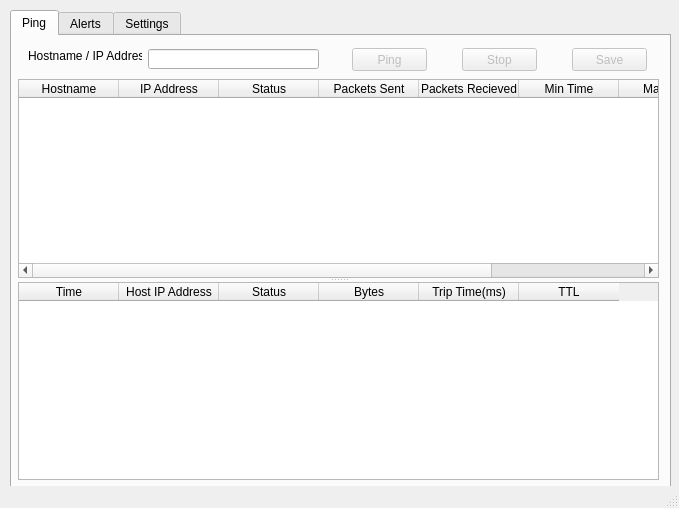
Old version of the form ping/pingmainwindow.ui in the repository shashi28/nuts.
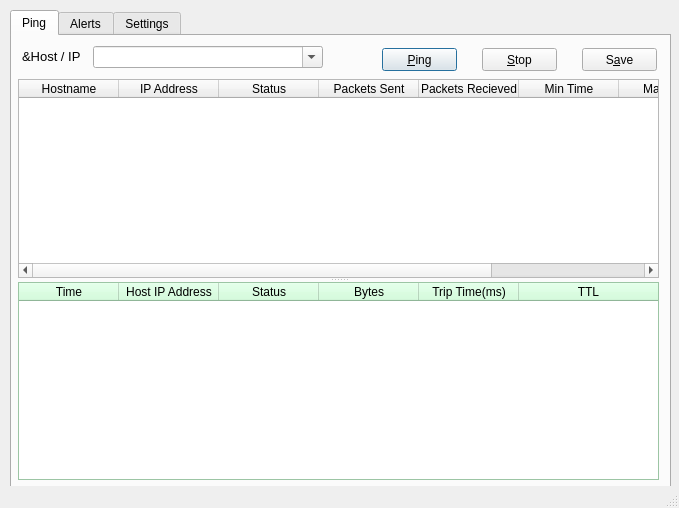
New version of the form.

```diff
--- a/ping/pingmainwindow.ui
+++ b/ping/pingmainwindow.ui
@@ -10,6 +10,12 @@
     <height>508</height>
    </rect>
   </property>
+  <property name="minimumSize">
+   <size>
+    <width>679</width>
+    <height>508</height>
+   </size>
+  </property>
   <property name="maximumSize">
    <size>
     <width>679</width>
@@ -41,6 +47,12 @@
     <property name="currentIndex">
      <number>0</number>
     </property>
+    <property name="usesScrollButtons">
+     <bool>true</bool>
+    </property>
+    <property name="documentMode">
+     <bool>false</bool>
+    </property>
     <widget class="QWidget" name="ping">
      <attribute name="title">
       <string>Ping</string>
@@ -48,75 +60,76 @@
      <widget class="QLabel" name="hostLabel">
       <property name="geometry">
        <rect>
-        <x>16</x>
-        <y>12</y>
-        <width>114</width>
-        <height>16</height>
+        <x>10</x>
+        <y>10</y>
+        <width>61</width>
+        <height>21</height>
        </rect>
       </property>
+      <property name="font">
+       <font>
+        <pointsize>10</pointsize>
+       </font>
+      </property>
       <property name="text">
-       <string>Hostname / IP Address:</string>
-      </property>
-      <property name="buddy">
-       <cstring>hostLineEdit</cstring>
+       <string>&amp;Host / IP :</string>
       </property>
      </widget>
      <widget class="QPushButton" name="pingBtn">
       <property name="enabled">
-       <bool>false</bool>
+       <bool>true</bool>
       </property>
       <property name="geometry">
        <rect>
-        <x>340</x>
+        <x>370</x>
         <y>12</y>
         <width>75</width>
         <height>23</height>
        </rect>
       </property>
       <property name="text">
-       <string>Ping</string>
+       <string>&amp;Ping</string>
       </property>
-     </widget>
-     <widget class="QLineEdit" name="hostLineEdit">
-      <property name="geometry">
-       <rect>
-        <x>136</x>
-        <y>13</y>
-        <width>171</width>
-        <height>20</height>
-       </rect>
+      <property name="autoDefault">
+       <bool>false</bool>
+      </property>
+      <property name="default">
+       <bool>true</bool>
+      </property>
+      <property name="flat">
+       <bool>false</bool>
       </property>
      </widget>
      <widget class="QPushButton" name="stopBtn">
       <property name="enabled">
-       <bool>false</bool>
+       <bool>true</bool>
       </property>
       <property name="geometry">
        <rect>
-        <x>450</x>
+        <x>470</x>
         <y>12</y>
         <width>75</width>
         <height>23</height>
        </rect>
       </property>
       <property name="text">
-       <string>Stop</string>
+       <string>&amp;Stop</string>
       </property>
      </widget>
      <widget class="QPushButton" name="saveBtn">
       <property name="enabled">
-       <bool>false</bool>
+       <bool>true</bool>
       </property>
       <property name="geometry">
        <rect>
-        <x>560</x>
+        <x>570</x>
         <y>12</y>
         <width>75</width>
         <height>23</height>
        </rect>
       </property>
       <property name="text">
-       <string>Save</string>
+       <string>S&amp;ave</string>
       </property>
      </widget>
      <widget class="QSplitter" name="splitter">
@@ -189,6 +202,460 @@
        </column>
       </widget>
       <widget class="QTableWidget" name="runTable">
+       <property name="palette">
+        <palette>
+         <active>
+          <colorrole role="WindowText">
+           <brush brushstyle="SolidPattern">
+            <color alpha="255">
+             <red>0</red>
+             <green>0</green>
+             <blue>0</blue>
+            </color>
+           </brush>
+          </colorrole>
+          <colorrole role="Button">
+           <brush brushstyle="SolidPattern">
+            <color alpha="255">
+             <red>202</red>
+             <green>255</green>
+             <blue>213</blue>
+            </color>
+           </brush>
+          </colorrole>
+          <colorrole role="Light">
+           <brush brushstyle="SolidPattern">
+            <color alpha="255">
+             <red>255</red>
+             <green>255</green>
+             <blue>255</blue>
+            </color>
+           </brush>
+          </colorrole>
+          <colorrole role="Midlight">
+           <brush brushstyle="SolidPattern">
+            <color alpha="255">
+             <red>228</red>
+             <green>255</green>
+             <blue>234</blue>
+            </color>
+           </brush>
+          </colorrole>
+          <colorrole role="Dark">
+           <brush brushstyle="SolidPattern">
+            <color alpha="255">
+             <red>101</red>
+             <green>127</green>
+             <blue>106</blue>
+            </color>
+           </brush>
+          </colorrole>
+          <colorrole role="Mid">
+           <brush brushstyle="SolidPattern">
+            <color alpha="255">
+             <red>135</red>
+             <green>170</green>
+             <blue>142</blue>
+            </color>
+           </brush>
+          </colorrole>
+          <colorrole role="Text">
+           <brush brushstyle="SolidPattern">
+            <color alpha="255">
+             <red>0</red>
+             <green>0</green>
+             <blue>0</blue>
+            </color>
+           </brush>
+          </colorrole>
+          <colorrole role="BrightText">
+           <brush brushstyle="SolidPattern">
+            <color alpha="255">
+             <red>255</red>
+             <green>255</green>
+             <blue>255</blue>
+            </color>
+           </brush>
+          </colorrole>
+          <colorrole role="ButtonText">
+           <brush brushstyle="SolidPattern">
+            <color alpha="255">
+             <red>0</red>
+             <green>0</green>
+             <blue>0</blue>
+            </color>
+           </brush>
+          </colorrole>
+          <colorrole role="Base">
+           <brush brushstyle="SolidPattern">
+            <color alpha="255">
+             <red>255</red>
+             <green>255</green>
+             <blue>255</blue>
+            </color>
+           </brush>
+          </colorrole>
+          <colorrole role="Window">
+           <brush brushstyle="SolidPattern">
+            <color alpha="255">
+             <red>202</red>
+             <green>255</green>
+             <blue>213</blue>
+            </color>
+           </brush>
+          </colorrole>
+          <colorrole role="Shadow">
+           <brush brushstyle="SolidPattern">
+            <color alpha="255">
+             <red>0</red>
+             <green>0</green>
+             <blue>0</blue>
+            </color>
+           </brush>
+          </colorrole>
+          <colorrole role="AlternateBase">
+           <brush brushstyle="SolidPattern">
+            <color alpha="255">
+             <red>228</red>
+             <green>255</green>
+             <blue>234</blue>
+            </color>
+           </brush>
+          </colorrole>
+          <colorrole role="ToolTipBase">
+           <brush brushstyle="SolidPattern">
+            <color alpha="255">
+             <red>255</red>
+             <green>255</green>
+             <blue>220</blue>
+            </color>
+           </brush>
+          </colorrole>
+          <colorrole role="ToolTipText">
+           <brush brushstyle="SolidPattern">
+            <color alpha="255">
+             <red>0</red>
+             <green>0</green>
+             <blue>0</blue>
+            </color>
+           </brush>
+          </colorrole>
+         </active>
+         <inactive>
+          <colorrole role="WindowText">
+           <brush brushstyle="SolidPattern">
+            <color alpha="255">
+             <red>0</red>
+             <green>0</green>
+             <blue>0</blue>
+            </color>
+           </brush>
+          </colorrole>
+          <colorrole role="Button">
+           <brush brushstyle="SolidPattern">
+            <color alpha="255">
+             <red>202</red>
+             <green>255</green>
+             <blue>213</blue>
+            </color>
+           </brush>
+          </colorrole>
+          <colorrole role="Light">
+           <brush brushstyle="SolidPattern">
+            <color alpha="255">
+             <red>255</red>
+             <green>255</green>
+             <blue>255</blue>
+            </color>
+           </brush>
+          </colorrole>
+          <colorrole role="Midlight">
+           <brush brushstyle="SolidPattern">
+            <color alpha="255">
+             <red>228</red>
+             <green>255</green>
+             <blue>234</blue>
+            </color>
+           </brush>
+          </colorrole>
+          <colorrole role="Dark">
+           <brush brushstyle="SolidPattern">
+            <color alpha="255">
+             <red>101</red>
+             <green>127</green>
+             <blue>106</blue>
+            </color>
+           </brush>
+          </colorrole>
+          <colorrole role="Mid">
+           <brush brushstyle="SolidPattern">
+            <color alpha="255">
+             <red>135</red>
+             <green>170</green>
+             <blue>142</blue>
+            </color>
+           </brush>
+          </colorrole>
+          <colorrole role="Text">
+           <brush brushstyle="SolidPattern">
+            <color alpha="255">
+             <red>0</red>
+             <green>0</green>
+             <blue>0</blue>
+            </color>
+           </brush>
+          </colorrole>
+          <colorrole role="BrightText">
+           <brush brushstyle="SolidPattern">
+            <color alpha="255">
+             <red>255</red>
+             <green>255</green>
+             <blue>255</blue>
+            </color>
+           </brush>
+          </colorrole>
+          <colorrole role="ButtonText">
+           <brush brushstyle="SolidPattern">
+            <color alpha="255">
+             <red>0</red>
+             <green>0</green>
+             <blue>0</blue>
+            </color>
+           </brush>
+          </colorrole>
+          <colorrole role="Base">
+           <brush brushstyle="SolidPattern">
+            <color alpha="255">
+             <red>255</red>
+             <green>255</green>
+             <blue>255</blue>
+            </color>
+           </brush>
+          </colorrole>
+          <colorrole role="Window">
+           <brush brushstyle="SolidPattern">
+            <color alpha="255">
+             <red>202</red>
+             <green>255</green>
+             <blue>213</blue>
+            </color>
+           </brush>
+          </colorrole>
+          <colorrole role="Shadow">
+           <brush brushstyle="SolidPattern">
+            <color alpha="255">
+             <red>0</red>
+             <green>0</green>
+             <blue>0</blue>
+            </color>
+           </brush>
+          </colorrole>
+          <colorrole role="AlternateBase">
+           <brush brushstyle="SolidPattern">
+            <color alpha="255">
+             <red>228</red>
+             <green>255</green>
+             <blue>234</blue>
+            </color>
+           </brush>
+          </colorrole>
+          <colorrole role="ToolTipBase">
+           <brush brushstyle="SolidPattern">
+            <color alpha="255">
+             <red>255</red>
+             <green>255</green>
+             <blue>220</blue>
+            </color>
+           </brush>
+          </colorrole>
+          <colorrole role="ToolTipText">
+           <brush brushstyle="SolidPattern">
+            <color alpha="255">
+             <red>0</red>
+             <green>0</green>
+             <blue>0</blue>
+            </color>
+           </brush>
+          </colorrole>
+         </inactive>
+         <disabled>
+          <colorrole role="WindowText">
+           <brush brushstyle="SolidPattern">
+            <color alpha="255">
+             <red>101</red>
+             <green>127</green>
+             <blue>106</blue>
+            </color>
+           </brush>
+          </colorrole>
+          <colorrole role="Button">
+           <brush brushstyle="SolidPattern">
+            <color alpha="255">
+             <red>202</red>
+             <green>255</green>
+             <blue>213</blue>
+            </color>
+           </brush>
+          </colorrole>
+          <colorrole role="Light">
+           <brush brushstyle="SolidPattern">
+            <color alpha="255">
+             <red>255</red>
+             <green>255</green>
+             <blue>255</blue>
+            </color>
+           </brush>
+          </colorrole>
+          <colorrole role="Midlight">
+           <brush brushstyle="SolidPattern">
+            <color alpha="255">
+             <red>228</red>
+             <green>255</green>
+             <blue>234</blue>
+            </color>
+           </brush>
+          </colorrole>
+          <colorrole role="Dark">
+           <brush brushstyle="SolidPattern">
+            <color alpha="255">
+             <red>101</red>
+             <green>127</green>
+             <blue>106</blue>
+            </color>
+           </brush>
+          </colorrole>
+          <colorrole role="Mid">
+           <brush brushstyle="SolidPattern">
+            <color alpha="255">
+             <red>135</red>
+             <green>170</green>
+             <blue>142</blue>
+            </color>
+           </brush>
+          </colorrole>
+          <colorrole role="Text">
+           <brush brushstyle="SolidPattern">
+            <color alpha="255">
+             <red>101</red>
+             <green>127</green>
+             <blue>106</blue>
+            </color>
+           </brush>
+          </colorrole>
+          <colorrole role="BrightText">
+           <brush brushstyle="SolidPattern">
+            <color alpha="255">
+             <red>255</red>
+             <green>255</green>
+             <blue>255</blue>
+            </color>
+           </brush>
+          </colorrole>
+          <colorrole role="ButtonText">
+           <brush brushstyle="SolidPattern">
+            <color alpha="255">
+             <red>101</red>
+             <green>127</green>
+             <blue>106</blue>
+            </color>
+           </brush>
+          </colorrole>
+          <colorrole role="Base">
+           <brush brushstyle="SolidPattern">
+            <color alpha="255">
+             <red>202</red>
+             <green>255</green>
+             <blue>213</blue>
+            </color>
+           </brush>
+          </colorrole>
+          <colorrole role="Window">
+           <brush brushstyle="SolidPattern">
+            <color alpha="255">
+             <red>202</red>
+             <green>255</green>
+             <blue>213</blue>
+            </color>
+           </brush>
+          </colorrole>
+          <colorrole role="Shadow">
+           <brush brushstyle="SolidPattern">
+            <color alpha="255">
+             <red>0</red>
+             <green>0</green>
+             <blue>0</blue>
+            </color>
+           </brush>
+          </colorrole>
+          <colorrole role="AlternateBase">
+           <brush brushstyle="SolidPattern">
+            <color alpha="255">
+             <red>202</red>
+             <green>255</green>
+             <blue>213</blue>
+            </color>
+           </brush>
+          </colorrole>
+          <colorrole role="ToolTipBase">
+           <brush brushstyle="SolidPattern">
+            <color alpha="255">
+             <red>255</red>
+             <green>255</green>
+             <blue>220</blue>
+            </color>
+           </brush>
+          </colorrole>
+          <colorrole role="ToolTipText">
+           <brush brushstyle="SolidPattern">
+            <color alpha="255">
+             <red>0</red>
+             <green>0</green>
+             <blue>0</blue>
+            </color>
+           </brush>
+          </colorrole>
+         </disabled>
+        </palette>
+       </property>
+       <property name="editTriggers">
+        <set>QAbstractItemView::NoEditTriggers</set>
+       </property>
+       <property name="tabKeyNavigation">
+        <bool>false</bool>
+       </property>
+       <property name="showDropIndicator" stdset="0">
+        <bool>false</bool>
+       </property>
+       <property name="dragDropOverwriteMode">
+        <bool>false</bool>
+       </property>
+       <property name="alternatingRowColors">
+        <bool>true</bool>
+       </property>
+       <property name="selectionMode">
+        <enum>QAbstractItemView::NoSelection</enum>
+       </property>
+       <property name="rowCount">
+        <number>0</number>
+       </property>
+       <attribute name="horizontalHeaderStretchLastSection">
+        <bool>true</bool>
+       </attribute>
+       <attribute name="verticalHeaderVisible">
+        <bool>true</bool>
+       </attribute>
+       <attribute name="verticalHeaderDefaultSectionSize">
+        <number>30</number>
+       </attribute>
+       <attribute name="verticalHeaderHighlightSections">
+        <bool>true</bool>
+       </attribute>
+       <attribute name="verticalHeaderMinimumSectionSize">
+        <number>15</number>
+       </attribute>
+       <attribute name="verticalHeaderStretchLastSection">
+        <bool>false</bool>
+       </attribute>
        <column>
         <property name="text">
          <string>Time</string>
@@ -221,6 +688,19 @@
        </column>
       </widget>
      </widget>
+     <widget class="QComboBox" name="comboBox">
+      <property name="geometry">
+       <rect>
+        <x>81</x>
+        <y>10</y>
+        <width>230</width>
+        <height>22</height>
+       </rect>
+      </property>
+      <property name="editable">
+       <bool>true</bool>
+      </property>
+     </widget>
     </widget>
     <widget class="QWidget" name="alerts">
      <attribute name="title">
```
Left out of the diff: 61 changed lines with no effect on the pictures.
